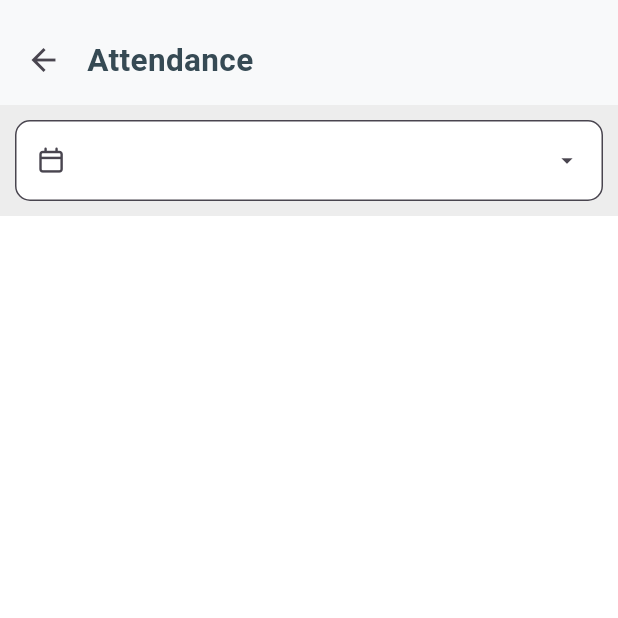
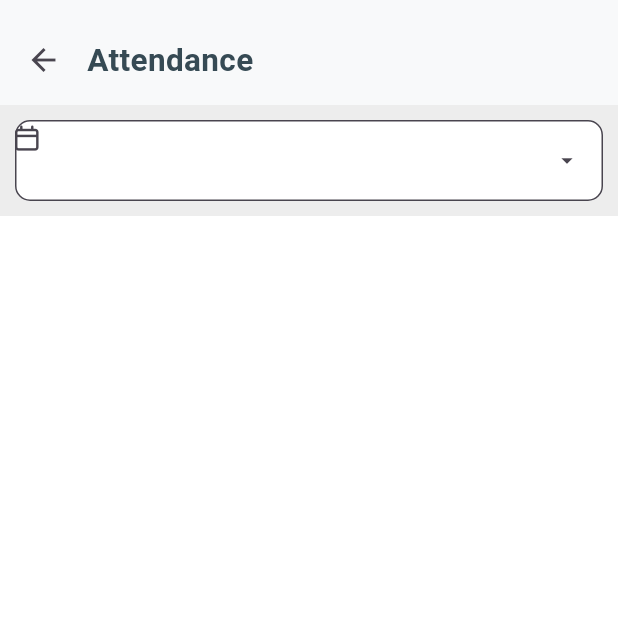
Before and after one commit to fuadrivai/mhis-hub, a Flutter app: the AttendanceHistoryScreen screen opened by its route, after a tap on "Dismiss", on a phone screen of 412 x 824 dp, the top half of it. Run offline on Flutter 3.47's test engine with Material 3 defaults, Android fonts, the light colour scheme and no system bars; our stand-ins replace adhan, another_flushbar, camera, curved_labeled_navigation_bar, dio, equatable and 24 more; missing offline and left inert: color_parser, external_app_launcher, webview_flutter_android, webview_flutter_wkwebview; accounts and stored records are empty; generated files the repository leaves out were written again; network calls fail.

Commit message:
update framework and update package

```diff
--- a/lib/models/profile_menu.dart
+++ b/lib/models/profile_menu.dart
@@ -106,7 +106,7 @@ class ParentMenu {
 class ChildMenu {
   String? name;
   GestureTapCallback? onTap;
-  IconData? iconData;
+  FaIconData? iconData;
   bool? defaultTrailing;
 
   ChildMenu(
--- a/lib/pages/attendance/screen/attendance_history_screen.dart
+++ b/lib/pages/attendance/screen/attendance_history_screen.dart
@@ -107,7 +107,7 @@ class _AttendanceHistoryScreenState extends State<AttendanceHistoryScreen> {
                     });
                   },
                   decoration: TextFormDecoration.box(
-                    prefixIcon: const Icon(
+                    prefixIcon: const FaIcon(
                       FontAwesomeIcons.calendar,
                     ),
                     suffixIcon: const Icon(
--- a/lib/pages/attendance/screen/success_screen.dart
+++ b/lib/pages/attendance/screen/success_screen.dart
@@ -21,7 +21,7 @@ class _AttendanceResponseScreenState extends State<AttendanceResponseScreen> {
       appBar: AppBar(
         leading: IconButton(
           onPressed: () => context.pop(),
-          icon: const Icon(FontAwesomeIcons.xmark),
+          icon: const FaIcon(FontAwesomeIcons.xmark),
         ),
       ),
       backgroundColor: Colors.white,
--- a/lib/pages/bottom_menu.dart
+++ b/lib/pages/bottom_menu.dart
@@ -33,7 +33,7 @@ class _BottomMenuState extends State<BottomMenu> {
         },
         items: [
           CurvedNavigationBarItem(
-            child: Icon(
+            child: FaIcon(
               FontAwesomeIcons.peopleGroup,
               color: bgColor,
             ),
@@ -53,7 +53,7 @@ class _BottomMenuState extends State<BottomMenu> {
             label: 'Academy',
           ),
           CurvedNavigationBarItem(
-            child: Icon(
+            child: FaIcon(
               FontAwesomeIcons.house,
               color: bgColor,
             ),
@@ -74,7 +74,7 @@ class _BottomMenuState extends State<BottomMenu> {
             label: 'Talenta',
           ),
           CurvedNavigationBarItem(
-            child: Icon(
+            child: FaIcon(
               FontAwesomeIcons.user,
               color: bgColor,
             ),
--- a/lib/pages/clockin_prayer/screen/clock_in_prayer_screen.dart
+++ b/lib/pages/clockin_prayer/screen/clock_in_prayer_screen.dart
@@ -195,7 +195,7 @@ class _ClockInAsharScreenState extends State<ClockInAsharScreen> {
                             icon: const Row(
                               mainAxisAlignment: MainAxisAlignment.center,
                               children: [
-                                Icon(
+                                FaIcon(
                                   FontAwesomeIcons.arrowRightToBracket,
                                   color: AppColors.blue,
                                 ),
@@ -237,7 +237,7 @@ class _ClockInAsharScreenState extends State<ClockInAsharScreen> {
                     });
                   },
                   decoration: TextFormDecoration.box(
-                    prefixIcon: const Icon(FontAwesomeIcons.calendar),
+                    prefixIcon: const FaIcon(FontAwesomeIcons.calendar),
                     suffixIcon: const Icon(Icons.arrow_drop_down),
                   ),
                 ),
--- a/lib/pages/general_announcement/screen/general_announcement_screen.dart
+++ b/lib/pages/general_announcement/screen/general_announcement_screen.dart
@@ -62,7 +62,7 @@ class _GeneralAnnouncementScreenState extends State<GeneralAnnouncementScreen> {
                       itemBuilder: (context, i) {
                         Announcement ann = (state.announcements ?? [])[i];
                         return ListTile(
-                          leading: const Icon(FontAwesomeIcons.bellConcierge),
+                          leading: const FaIcon(FontAwesomeIcons.bellConcierge),
                           title: Text(ann.subject ?? ""),
                           subtitle: Text(Jiffy.parse(ann.date!)
                               .format(pattern: "dd MMMM yyyy")),
--- a/lib/pages/kpi/screen/my_kpi_widget.dart
+++ b/lib/pages/kpi/screen/my_kpi_widget.dart
@@ -123,7 +123,7 @@ class _MyKpiWidgetState extends State<MyKpiWidget> {
               fontWeight: FontWeight.w600,
             ),
           ),
-          leading: Icon(
+          leading: FaIcon(
             FontAwesomeIcons.circleDot,
             color: AppColors.primary,
             size: 25,
--- a/lib/widget/card_clockinout.dart
+++ b/lib/widget/card_clockinout.dart
@@ -71,7 +71,7 @@ class CardClockInOut extends StatelessWidget {
                       icon: const Row(
                         mainAxisAlignment: MainAxisAlignment.center,
                         children: [
-                          Icon(
+                          FaIcon(
                             FontAwesomeIcons.arrowRightToBracket,
                             color: AppColors.blue,
                           ),
@@ -93,10 +93,10 @@ class CardClockInOut extends StatelessWidget {
                   Expanded(
                     child: IconButton(
                       onPressed: () => context.goNamed("clockout"),
-                      icon: const Row(
+                      icon: Row(
                         mainAxisAlignment: MainAxisAlignment.center,
                         children: [
-                          Icon(
+                          FaIcon(
                             FontAwesomeIcons.arrowRightFromBracket,
                             color: AppColors.blue,
                           ),
--- a/lib/widget/card_menu.dart
+++ b/lib/widget/card_menu.dart
@@ -4,7 +4,7 @@ import 'package:font_awesome_flutter/font_awesome_flutter.dart';
 
 class TileList extends StatelessWidget {
   final GestureTapCallback? onTap;
-  final IconData? iconData;
+  final FaIconData? iconData;
   final String title;
   final Widget? trailling;
 
--- a/lib/widget/information_home_widget.dart
+++ b/lib/widget/information_home_widget.dart
@@ -96,7 +96,7 @@ class VerticalMenu extends StatelessWidget {
 
   Widget listTile({
     required String title,
-    required IconData iconData,
+    required FaIconData iconData,
     GestureTapCallback? onTap,
   }) {
     return ListTile(
--- a/lib/widget/map_widget.dart
+++ b/lib/widget/map_widget.dart
@@ -42,7 +42,7 @@ class _MapWidgetState extends State<MapWidget> {
   //   super.didChangeAppLifecycleState(state);
   // }
 
-  getLocation() async {
+  Future<void> getLocation() async {
     isLoading = true;
     bool isLocationActive = await Geolocator.isLocationServiceEnabled();
     if (isLocationActive) {
@@ -98,7 +98,7 @@ class _MapWidgetState extends State<MapWidget> {
                       ),
                     ),
                     child: const Center(
-                      child: Icon(FontAwesomeIcons.arrowsRotate),
+                      child: FaIcon(FontAwesomeIcons.arrowsRotate),
                     ),
                   ),
                 ),
```
Also changed, not shown: pubspec.yaml (+24 -24 lines), pubspec.lock.
